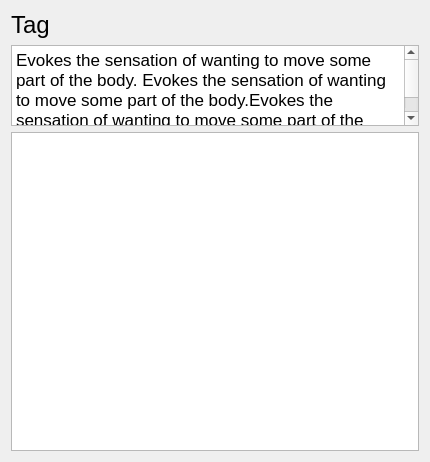
First picture: the form in src/tagger.ui, repository SMC-LAB/Eve, before the edit.
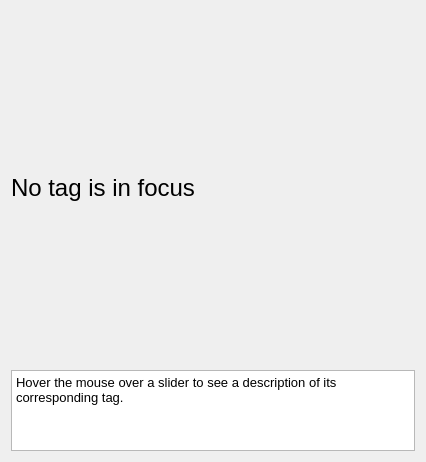
Second picture: the form after the edit.

Commit message: Completed custom rendering of Tagger. Experiments table in db is WIP.

```diff
--- a/src/tagger.ui
+++ b/src/tagger.ui
@@ -6,7 +6,7 @@
    <rect>
     <x>0</x>
     <y>0</y>
-    <width>408</width>
+    <width>426</width>
     <height>462</height>
    </rect>
   </property>
@@ -15,6 +15,8 @@
   </property>
   <layout class="QGridLayout" name="gridLayout">
    <item row="0" column="0">
+    <layout class="QVBoxLayout" name="verticalLayout_3">
+     <item>
     <widget class="QLabel" name="currentTag">
      <property name="sizePolicy">
       <sizepolicy hsizetype="Preferred" vsizetype="Preferred">
@@ -26,7 +28,7 @@
       <string notr="true">font: 18pt;</string>
      </property>
      <property name="text">
-      <string>Tag</string>
+        <string>No tag is in focus</string>
      </property>
      <property name="textFormat">
       <enum>Qt::AutoText</enum>
@@ -36,7 +38,7 @@
      </property>
     </widget>
    </item>
-   <item row="1" column="0">
+     <item>
     <widget class="QTextEdit" name="currentDescription">
      <property name="maximumSize">
       <size>
@@ -64,49 +66,11 @@
 &lt;html&gt;&lt;head&gt;&lt;meta name=&quot;qrichtext&quot; content=&quot;1&quot; /&gt;&lt;style type=&quot;text/css&quot;&gt;
 p, li { white-space: pre-wrap; }
 &lt;/style&gt;&lt;/head&gt;&lt;body style=&quot; font-family:'Sans'; font-size:10pt; font-weight:400; font-style:normal;&quot;&gt;
-&lt;p style=&quot; margin-top:0px; margin-bottom:0px; margin-left:0px; margin-right:0px; -qt-block-indent:0; text-indent:0px;&quot;&gt;&lt;span style=&quot; font-family:'Lucida Grande'; font-size:13pt;&quot;&gt;Evokes the sensation of wanting to move some part of the body. Evokes the sensation of wanting to move some part of the body.Evokes the sensation of wanting to move some part of the body.&lt;/span&gt;&lt;/p&gt;&lt;/body&gt;&lt;/html&gt;</string>
+&lt;p style=&quot; margin-top:0px; margin-bottom:0px; margin-left:0px; margin-right:0px; -qt-block-indent:0; text-indent:0px;&quot;&gt;Hover the mouse over a slider to see a description of its corresponding tag.&lt;/p&gt;&lt;/body&gt;&lt;/html&gt;</string>
      </property>
     </widget>
    </item>
-   <item row="2" column="0">
-    <widget class="QTableView" name="tagTable">
-     <property name="sizePolicy">
-      <sizepolicy hsizetype="Expanding" vsizetype="Expanding">
-       <horstretch>0</horstretch>
-       <verstretch>2</verstretch>
-      </sizepolicy>
-     </property>
-     <property name="minimumSize">
-      <size>
-       <width>408</width>
-       <height>0</height>
-      </size>
-     </property>
-     <property name="alternatingRowColors">
-      <bool>true</bool>
-     </property>
-     <attribute name="horizontalHeaderVisible">
-      <bool>true</bool>
-     </attribute>
-     <attribute name="horizontalHeaderShowSortIndicator" stdset="0">
-      <bool>false</bool>
-     </attribute>
-     <attribute name="horizontalHeaderStretchLastSection">
-      <bool>true</bool>
-     </attribute>
-     <attribute name="verticalHeaderVisible">
-      <bool>false</bool>
-     </attribute>
-     <attribute name="verticalHeaderCascadingSectionResizes">
-      <bool>true</bool>
-     </attribute>
-     <attribute name="verticalHeaderShowSortIndicator" stdset="0">
-      <bool>false</bool>
-     </attribute>
-     <attribute name="verticalHeaderStretchLastSection">
-      <bool>false</bool>
-     </attribute>
-    </widget>
+    </layout>
    </item>
   </layout>
  </widget>
```
Lines whose indentation alone changed are shown as unchanged. The commit also changes 7 other files.
